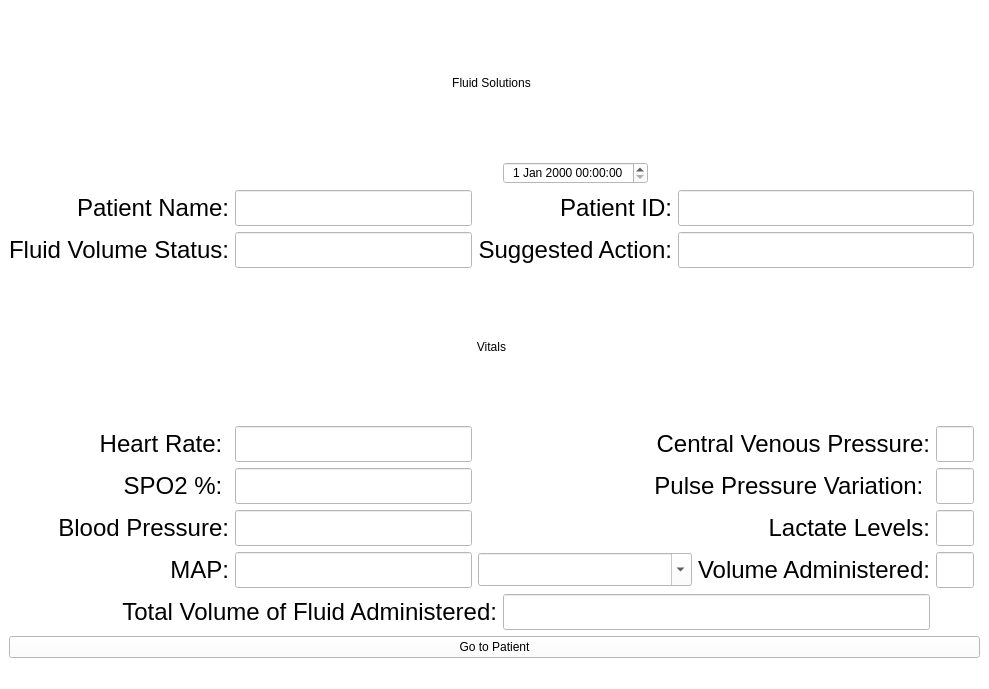
Qt form app/frontend/views/vitalsWindow.ui (lmitchell33/Fluid-Solutions) before a commit.
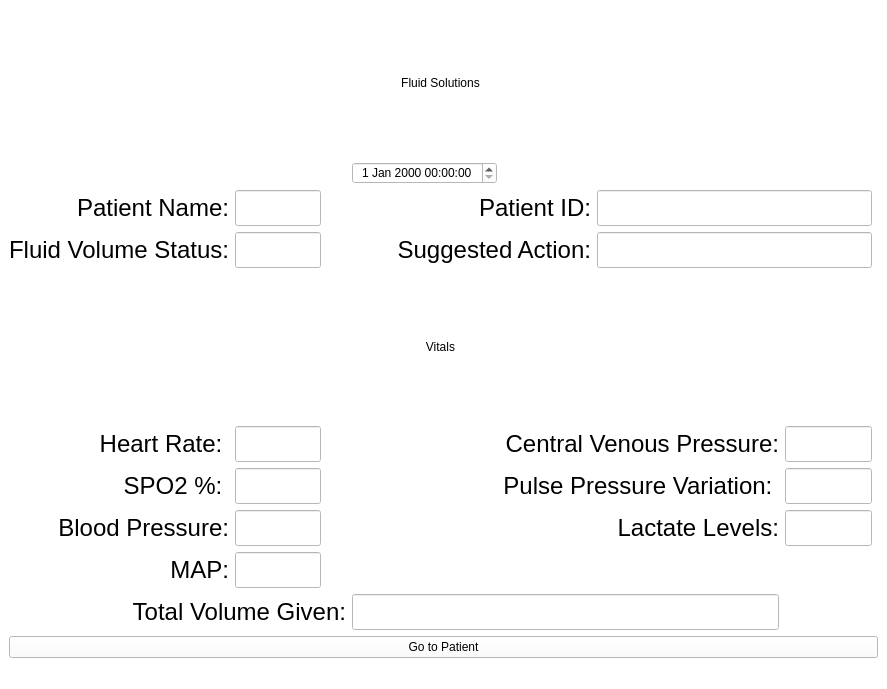
The same form after that commit.

Diff of the .ui file:
```diff
--- a/app/frontend/views/vitalsWindow.ui
+++ b/app/frontend/views/vitalsWindow.ui
@@ -417,7 +417,7 @@
     </item>
 
       <!-- Label for Volume Administered -->
-    <item row="8" column="7">
+    <!-- <item row="8" column="7">
      <widget class="QLabel" name="label_14">
       <property name="styleSheet">
         <string notr="true">font-size: 24px;</string>
@@ -429,10 +429,10 @@
        <set>Qt::AlignRight|Qt::AlignTrailing|Qt::AlignVCenter</set>
       </property>
      </widget>
-    </item>
+    </item> -->
 
       <!-- Textbox for Volume Administered -->
-    <item row="8" column="8">
+    <!-- <item row="8" column="8">
      <widget class="QLineEdit" name="textEdit_12">
       <property name="styleSheet">
         <string notr="true">font-size: 24px;</string>
@@ -444,10 +444,10 @@
         <number>50</number> 
       </property>
      </widget>
-    </item>
+    </item> -->
 
-      <!-- Fluid Tyes Dropdown -->
-    <item row="8" column="3" colspan="4">
+      <!-- Fluid Types Dropdown -->
+    <!-- <item row="8" column="3" colspan="4">
      <widget class="QComboBox" name="fluids_dropdown">
       <property name="font">
        <font>
@@ -464,7 +464,7 @@
        <enum>QComboBox::AdjustToMinimumContentsLengthWithIcon</enum>
       </property>
      </widget>
-    </item>
+    </item> -->
 
     <!-- Label for Total Fluid Administered -->
     <item row="9" column="1" colspan="3">
@@ -473,7 +473,7 @@
         <string notr="true">font-size: 24px;</string>
       </property>
       <property name="text">
-       <string>Total Volume of Fluid Administered:</string>
+       <string>Total Volume Given:</string>
       </property>
       <property name="alignment">
        <set>Qt::AlignRight|Qt::AlignTrailing|Qt::AlignVCenter</set>
```
